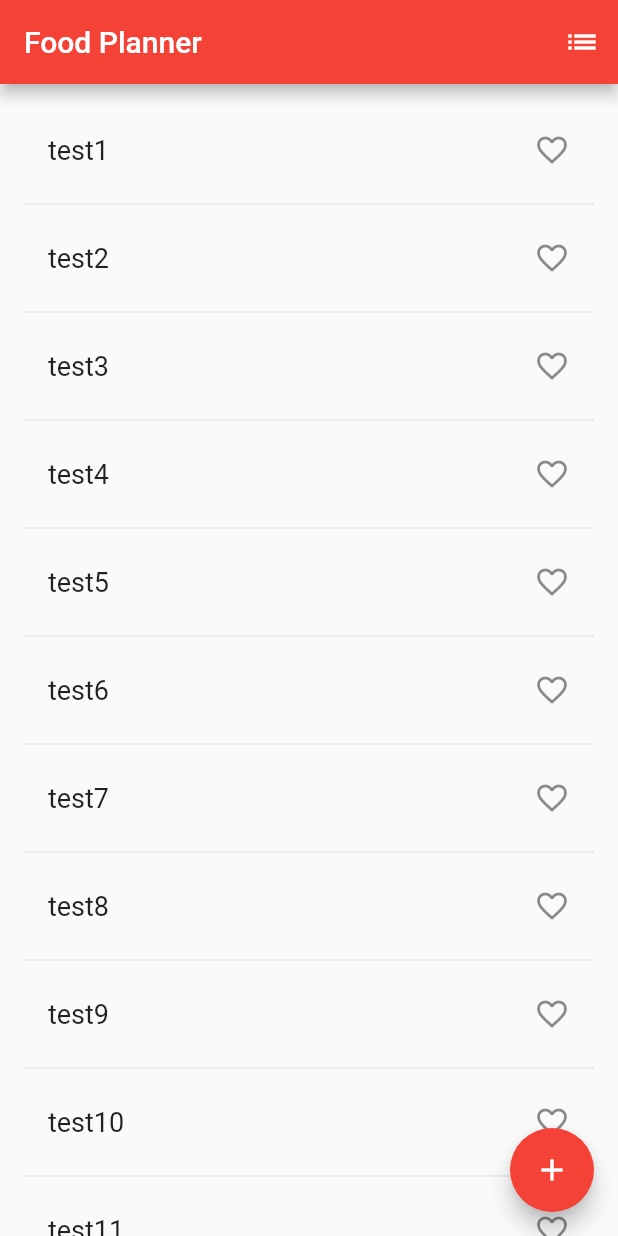
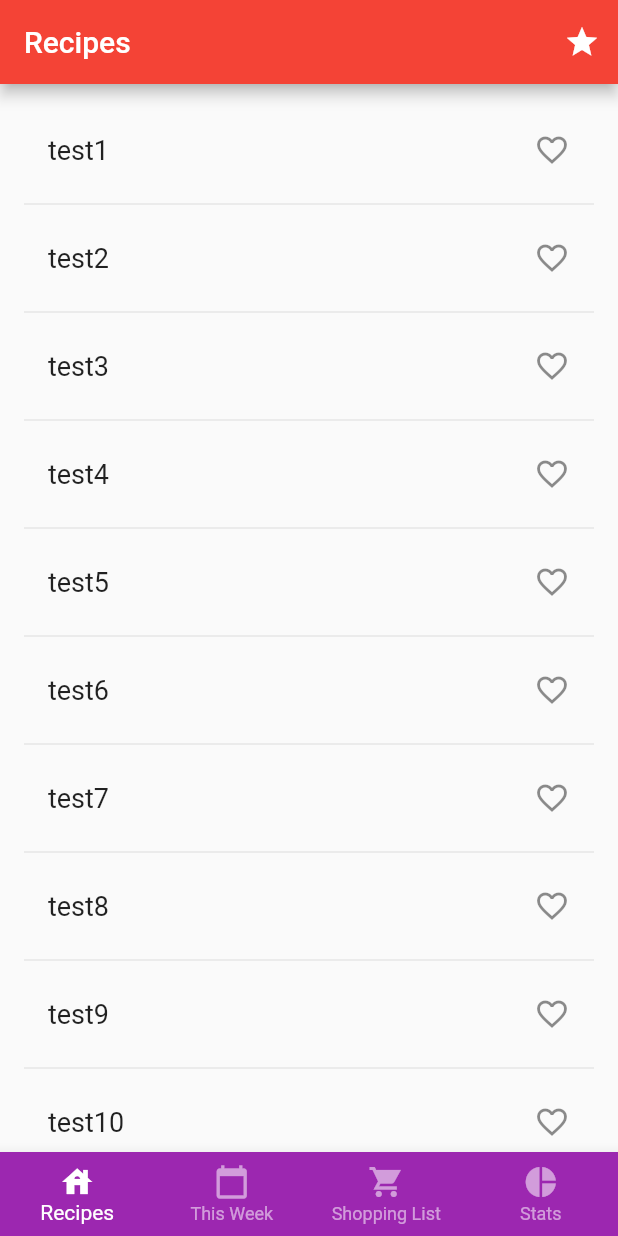
Before and after one commit to nicolaslara/foodplanner, a Flutter app: the screen it shows after launch, on a phone screen of 412 x 824 dp. Run offline on Flutter 3.47's test engine with Material 2 defaults, Android fonts, the light colour scheme and no system bars.

Commit message:
Added navigation

```diff
--- a/lib/main.dart
+++ b/lib/main.dart
@@ -1,5 +1,6 @@
 import 'package:flutter/material.dart';
 import 'package:foodplanner/screens/recipes.dart';
+import 'package:foodplanner/widgets/navigation.dart';
 
 void main() {
   runApp(FoodPlanner());
@@ -10,11 +11,10 @@ class FoodPlanner extends StatelessWidget {
   @override
   Widget build(BuildContext context) {
     return MaterialApp(
-      title: 'Flutter Demo 2',
       theme: ThemeData(
         primarySwatch: Colors.red,
       ),
-      home: RecipeList(title: 'Food Planner'),
+      home: Navigation()
     );
   }
 }
@@ -25,6 +25,7 @@ class FoodPlanner extends StatelessWidget {
 *  - Integrate with Firebase
 *  - Add separate screens and Routes
 *  - Make responsive
+*  - Currently using fake navigation. Use real navigation (named routes+back button). Prob with PageController
 *
 *
 * */
--- a/lib/screens/recipes.dart
+++ b/lib/screens/recipes.dart
@@ -13,14 +13,6 @@ class RecipeList extends StatefulWidget {
 class _RecipeListState extends State<RecipeList> {
   final _recipes = <String>[];
   final _saved = <String>[];
-
-  int _counter = 0;
-
-  void _incrementCounter() {
-    setState(() {
-      _counter++;
-    });
-  }
 
   void _showSaved(){
     Navigator.of(context).push(
@@ -51,7 +43,7 @@ class _RecipeListState extends State<RecipeList> {
       itemBuilder: (BuildContext context, int i) {
         if(i==0) return Container(width: 0, height: 0);
         if (i % divideBy == 0) return Divider();
-        final index = i - (i ~/ divideBy) + _counter;
+        final index = i - (i ~/ divideBy);
         if (index >= _recipes.length) {
           _recipes.add("test" + index.toString());
         }
@@ -84,14 +76,9 @@ class _RecipeListState extends State<RecipeList> {
     return Scaffold(
       appBar: AppBar(
           title: Text(widget.title),
-          actions: [ IconButton(icon: Icon(Icons.list), onPressed: _showSaved,)]
+          actions: [ IconButton(icon: Icon(Icons.star), onPressed: _showSaved,)]
       ),
       body: _recipeList(),
-      floatingActionButton: FloatingActionButton(
-        onPressed: _incrementCounter,
-        tooltip: 'Increment',
-        child: Icon(Icons.add),
-      ),
     );
   }
 }
--- /dev/null
+++ b/lib/widgets/navigation.dart
@@ -0,0 +1,121 @@
+import 'package:flutter/material.dart';
+import 'package:foodplanner/screens/recipes.dart';
+
+
+
+class SecondScreen extends StatelessWidget {
+  @override
+  Widget build(BuildContext context) {
+    return Scaffold(
+      appBar: AppBar(
+        title: Text("Second Screen"),
+      ),
+      body: Center(
+        child: ElevatedButton(
+          onPressed: () {
+          },
+          child: Text('Go back!'),
+        ),
+      ),
+    );
+  }
+}
+
+
+class ThirdScreen extends StatelessWidget {
+  @override
+  Widget build(BuildContext context) {
+    return Scaffold(
+      appBar: AppBar(
+        title: Text("Third Screen"),
+      ),
+      body: Center(
+        child: ElevatedButton(
+          onPressed: () {
+          },
+          child: Text('Go back!'),
+        ),
+      ),
+    );
+  }
+}
+
+
+class FourthScreen extends StatelessWidget {
+  @override
+  Widget build(BuildContext context) {
+    return Scaffold(
+      appBar: AppBar(
+        title: Text("Fourth Screen"),
+      ),
+      body: Center(
+        child: ElevatedButton(
+          onPressed: () {
+          },
+          child: Text('Go back!'),
+        ),
+      ),
+    );
+  }
+}
+
+
+class Navigation extends StatefulWidget {
+  int index;
+  Navigation({Key key, this.index=0}) : super(key: key);
+
+  @override
+  State<StatefulWidget> createState() => _NavigationState();
+}
+
+class _NavigationState extends State<Navigation> {
+  int routeIndex = 0;
+
+  static final routeMap = [
+    RecipeList(title: 'Recipes'),
+    SecondScreen(),
+    ThirdScreen(),
+    FourthScreen()
+  ];
+
+  void _onItemTapped(int index) {
+    setState(() {
+      routeIndex = index;
+    });
+  }
+
+  @override
+  Widget build(BuildContext context) {
+    return Scaffold(
+        body: Center(
+          child: routeMap.elementAt(routeIndex),
+        ),
+        bottomNavigationBar: BottomNavigationBar(
+          backgroundColor: Colors.purple,
+          selectedItemColor: Colors.white,
+          unselectedItemColor: Colors.white54,
+          type: BottomNavigationBarType.fixed,
+          items: const <BottomNavigationBarItem>[
+            BottomNavigationBarItem(
+              icon: Icon(Icons.house),
+              label: 'Recipes',
+            ),
+            BottomNavigationBarItem(
+              icon: Icon(Icons.calendar_today),
+              label: 'This Week',
+            ),
+            BottomNavigationBarItem(
+              icon: Icon(Icons.shopping_cart_sharp),
+              label: 'Shopping List',
+            ),
+            BottomNavigationBarItem(
+              icon: Icon(Icons.pie_chart),
+              label: 'Stats',
+            ),
+          ],
+          currentIndex: routeIndex,
+          onTap: _onItemTapped,
+        ));
+  }
+
+}
```
